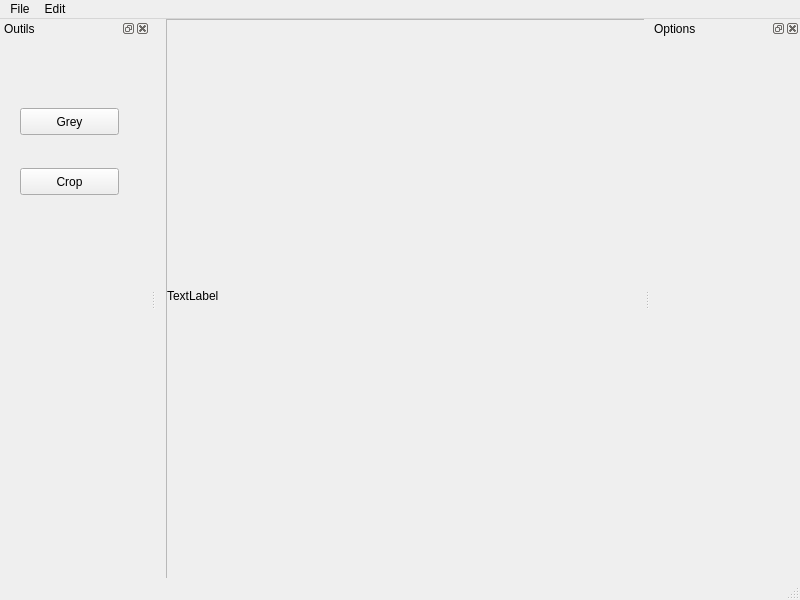
Qt form MainWindow.ui (SkyHeaven/GMN) before a commit.
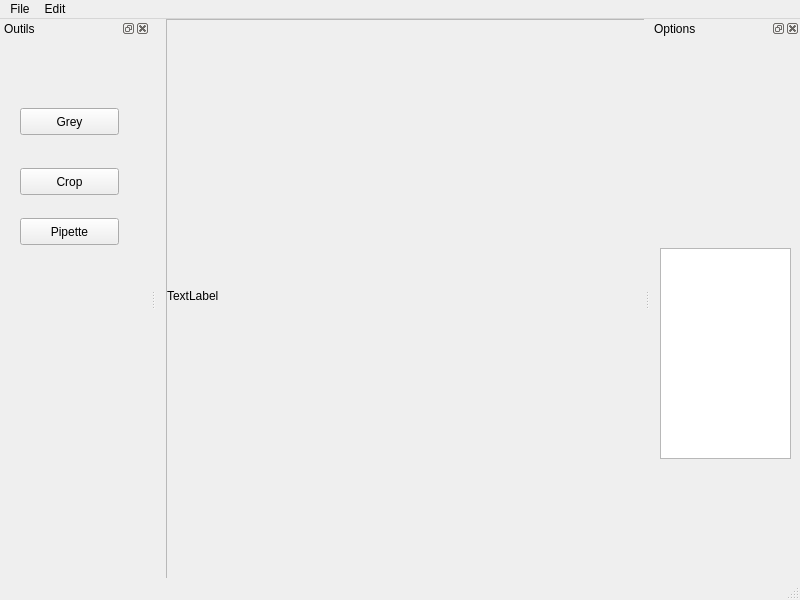
The same form after that commit.

Commit message: changement dans fenetre princ pour avoir les bonnes coordonnées

What changed in the file:
```diff
--- a/MainWindow.ui
+++ b/MainWindow.ui
@@ -143,6 +143,22 @@
       <string>Crop</string>
      </property>
     </widget>
+    <widget class="QPushButton" name="Pipette">
+     <property name="geometry">
+      <rect>
+       <x>20</x>
+       <y>180</y>
+       <width>99</width>
+       <height>27</height>
+      </rect>
+     </property>
+     <property name="text">
+      <string>Pipette</string>
+     </property>
+     <property name="checkable">
+      <bool>true</bool>
+     </property>
+    </widget>
    </widget>
   </widget>
   <widget class="QDockWidget" name="Option">
@@ -165,6 +181,16 @@
     <property name="autoFillBackground">
      <bool>true</bool>
     </property>
+    <widget class="QTextBrowser" name="AffInfo">
+     <property name="geometry">
+      <rect>
+       <x>10</x>
+       <y>210</y>
+       <width>131</width>
+       <height>211</height>
+      </rect>
+     </property>
+    </widget>
    </widget>
   </widget>
   <action name="action_Open">
```
Left out of the diff: 2 changed lines with no effect on the pictures. The commit also changes 4 other files.
